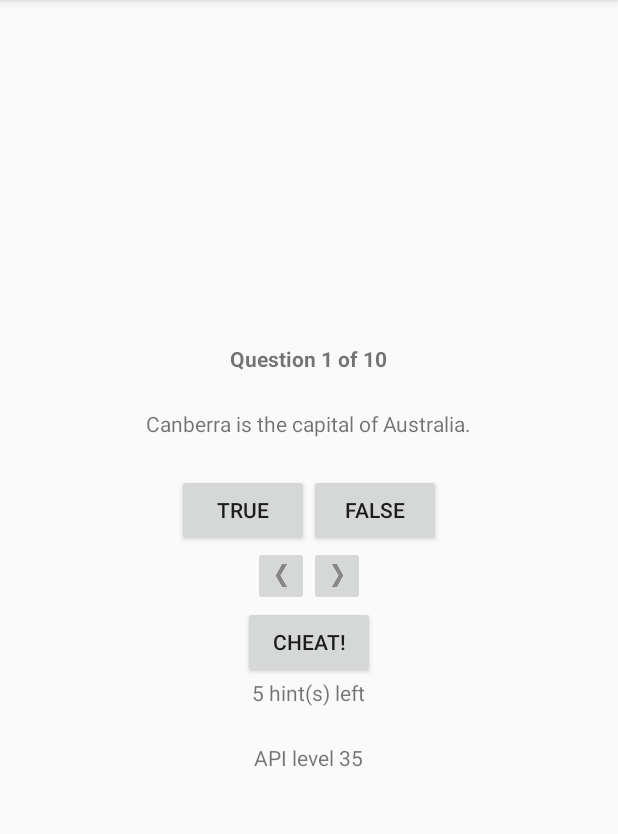
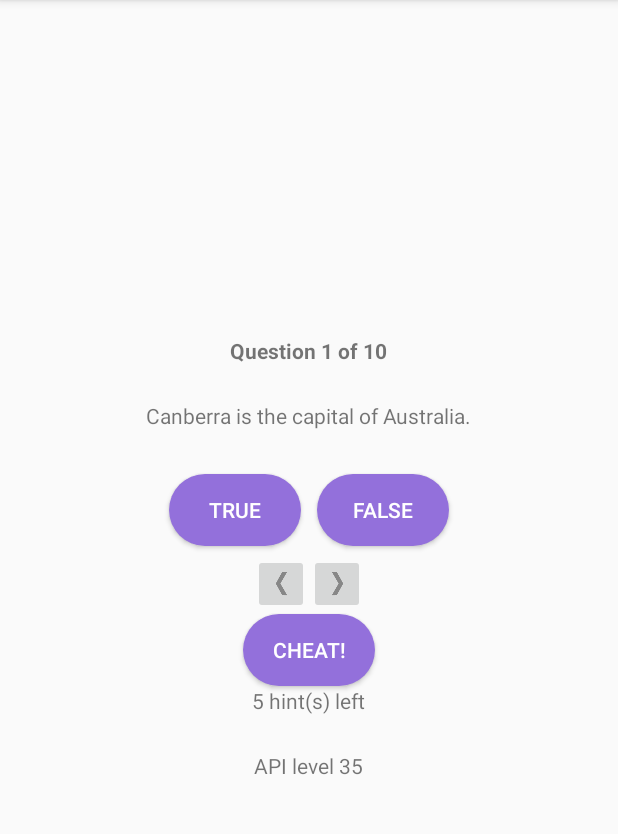
Before and after one commit to haferf1ocken/GeoQuiz, an Android app: the screen it shows after launch (QuizActivity), on a phone screen of 412 x 824 dp, the part 84-918 px from its top. Run offline under Robolectric (Android 15) with nearby library versions, the phone set to English and light mode, and no system bars.

Commit message:
Обновление стиля кнопок

```diff
--- /dev/null
+++ b/src/main/res/drawable/rounded_button.xml
@@ -0,0 +1,12 @@
+<?xml version="1.0" encoding="utf-8"?>
+<shape xmlns:android="http://schemas.android.com/apk/res/android"
+    android:shape="rectangle"
+    android:padding="10dp">
+    <solid android:color="#9370DB"/>
+    <!-- this one is ths color of the Rounded Button -->
+    <corners
+        android:bottomRightRadius="200dp"
+        android:bottomLeftRadius="200dp"
+        android:topLeftRadius="200dp"
+        android:topRightRadius="200dp"/>
+</shape>
--- a/src/main/res/layout/activity_cheat.xml
+++ b/src/main/res/layout/activity_cheat.xml
@@ -23,7 +23,9 @@
 
     <Button
         android:id="@+id/show_answer_button"
-        android:layout_width="wrap_content"
+        android:layout_width="@android:dimen/thumbnail_width"
         android:layout_height="wrap_content"
+        android:background="@drawable/rounded_button"
+        android:textColor="@color/colorWhite"
         android:text="@string/show_answer_button"/>
 </LinearLayout>
--- a/src/main/res/layout/activity_quiz.xml
+++ b/src/main/res/layout/activity_quiz.xml
@@ -26,12 +26,18 @@
             android:id="@+id/true_button"
             android:layout_width="wrap_content"
             android:layout_height="wrap_content"
+            android:background="@drawable/rounded_button"
+            android:layout_margin="5dp"
+            android:textColor="@color/colorWhite"
             android:text="@string/true_button" />
 
         <Button
             android:id="@+id/false_button"
             android:layout_width="wrap_content"
             android:layout_height="wrap_content"
+            android:background="@drawable/rounded_button"
+            android:layout_margin="5dp"
+            android:textColor="@color/colorWhite"
             android:text="@string/false_button" />
     </LinearLayout>
 
@@ -59,6 +65,8 @@
         android:id="@+id/cheat_button"
         android:layout_width="wrap_content"
         android:layout_height="wrap_content"
+        android:background="@drawable/rounded_button"
+        android:textColor="@color/colorWhite"
         android:text="@string/cheat_button" />
 
     <TextView
@@ -70,6 +78,8 @@
         android:id="@+id/restart_button"
         android:layout_width="wrap_content"
         android:layout_height="wrap_content"
+        android:background="@drawable/rounded_button"
+        android:textColor="@color/colorWhite"
         android:text="@string/restart_button" />
 
     <TextView
--- a/src/main/res/values/colors.xml
+++ b/src/main/res/values/colors.xml
@@ -3,4 +3,5 @@
     <color name="colorPrimary">#6A5ACD</color>
     <color name="colorPrimaryDark">#483D8B</color>
     <color name="colorAccent">#D81B60</color>
+    <color name="colorWhite">#FFFFFF</color>
 </resources>
```
Also changed, not shown: src/main/res/values/styles.xml (+7 -0 lines).
